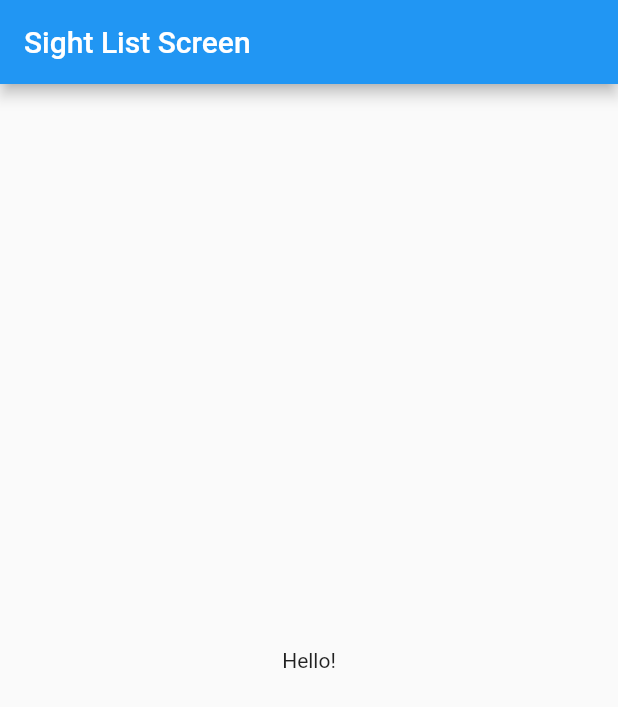
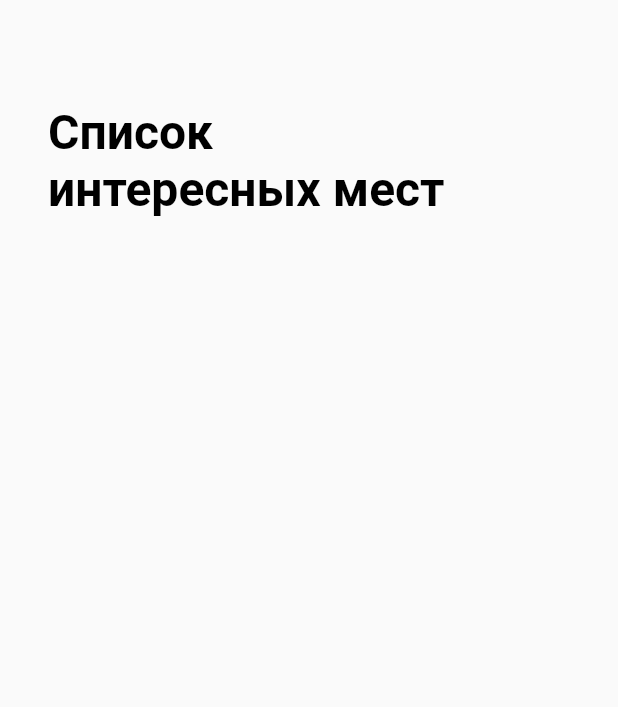
Before and after one commit to demid-korobenko/surf-flutter-course-korobenko, a Flutter app: the screen it shows after launch, on a phone screen of 412 x 824 dp. Shown: the top 707 px of the screen. Run offline on Flutter 3.47's test engine with Material 2 defaults, Android fonts, the light colour scheme and no system bars.

Commit message:
4.4.1 - Text & TextStyle

```diff
--- a/lib/ui/screen/sight_list_screen.dart
+++ b/lib/ui/screen/sight_list_screen.dart
@@ -11,11 +11,22 @@ class _SightListScreenState extends State<SightListScreen> {
     return Scaffold(
       resizeToAvoidBottomInset: false,
       appBar: AppBar(
-        title: Text('Sight List Screen'),
+        toolbarHeight: 150,
+        backgroundColor: Theme.of(context).scaffoldBackgroundColor,
+        title: Padding(
+          padding: const EdgeInsets.only(top: 64.0,left: 16.0,right: 16.0),
+          child: Text(
+            'Список\nинтересных мест',
+            style: TextStyle(
+                fontSize: 32,
+                fontFamily: 'Roboto',
+                fontWeight: FontWeight.w700,
+                color: Colors.black),
+          ),
+        ),
+        elevation: 0,
       ),
-      body: Center(
-          child: Text("Hello!")
-      ),
+      body: Center(),
     );
   }
 }
```
